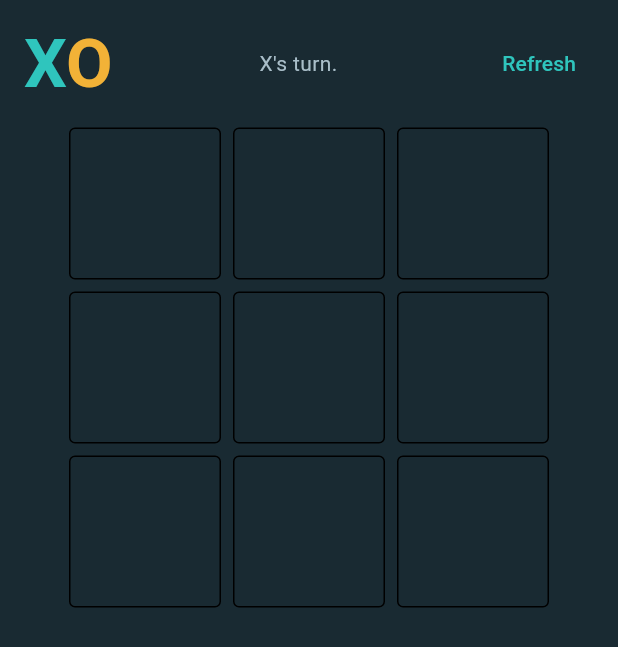
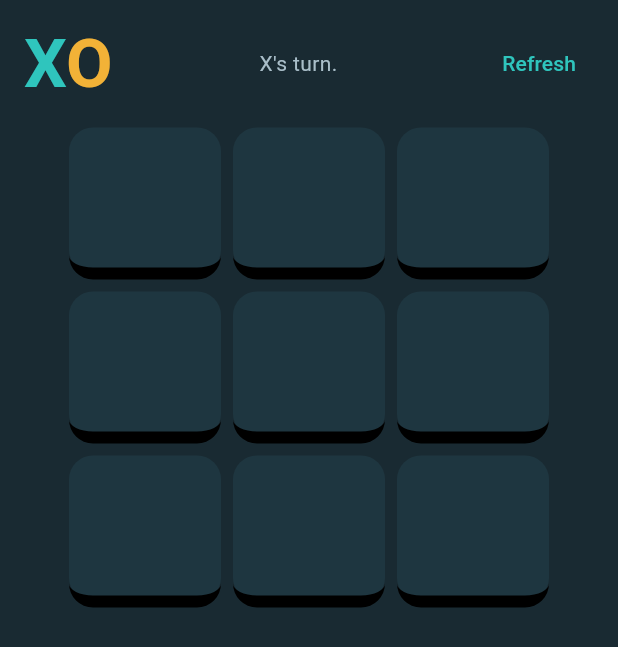
Before and after one commit to Mirror83/tic_tac_toe_flutter, a Flutter app: the TicTacToeGame screen opened directly, on a phone screen of 412 x 824 dp. Shown: the top 647 px of the screen. Run offline on Flutter 3.47's test engine with Material 3 defaults, Android fonts, the phone set to English and light mode, and no system bars.

Commit message:
Added color and replaced borders

```diff
--- a/lib/components/board_tile.dart
+++ b/lib/components/board_tile.dart
@@ -45,8 +45,10 @@ class _BoardTileState extends State<BoardTile> {
         },
         child: Container(
           decoration: BoxDecoration(
-            border: Border.all(),
-            borderRadius: BorderRadius.circular(4),
+            color: theme.colorScheme.surfaceContainer,
+            border: BorderDirectional(
+                bottom: BorderSide(width: 8, color: theme.colorScheme.shadow)),
+            borderRadius: BorderRadius.circular(16),
           ),
           child: Center(
             child: Text(
```
